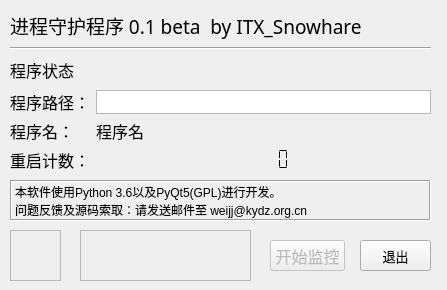
Qt form UI_main.ui (ITX-Snowhare/Python_DFLZM_Daemon) before a commit.
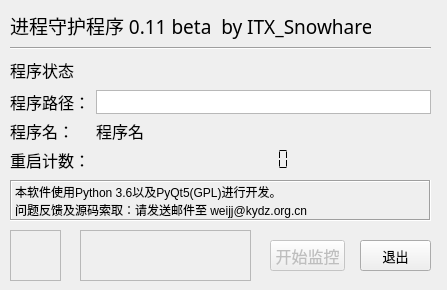
The same form after that commit. Icons and pictures are not drawn.

Commit message: 修改版本号

What changed in the file:
```diff
--- a/UI_main.ui
+++ b/UI_main.ui
@@ -29,7 +29,7 @@
     </font>
    </property>
    <property name="text">
-    <string>进程守护程序 0.1 beta  by ITX_Snowhare</string>
+    <string>进程守护程序 0.11 beta  by ITX_Snowhare</string>
    </property>
   </widget>
   <widget class="Line" name="line">
```
The commit also changes 1 other file.
